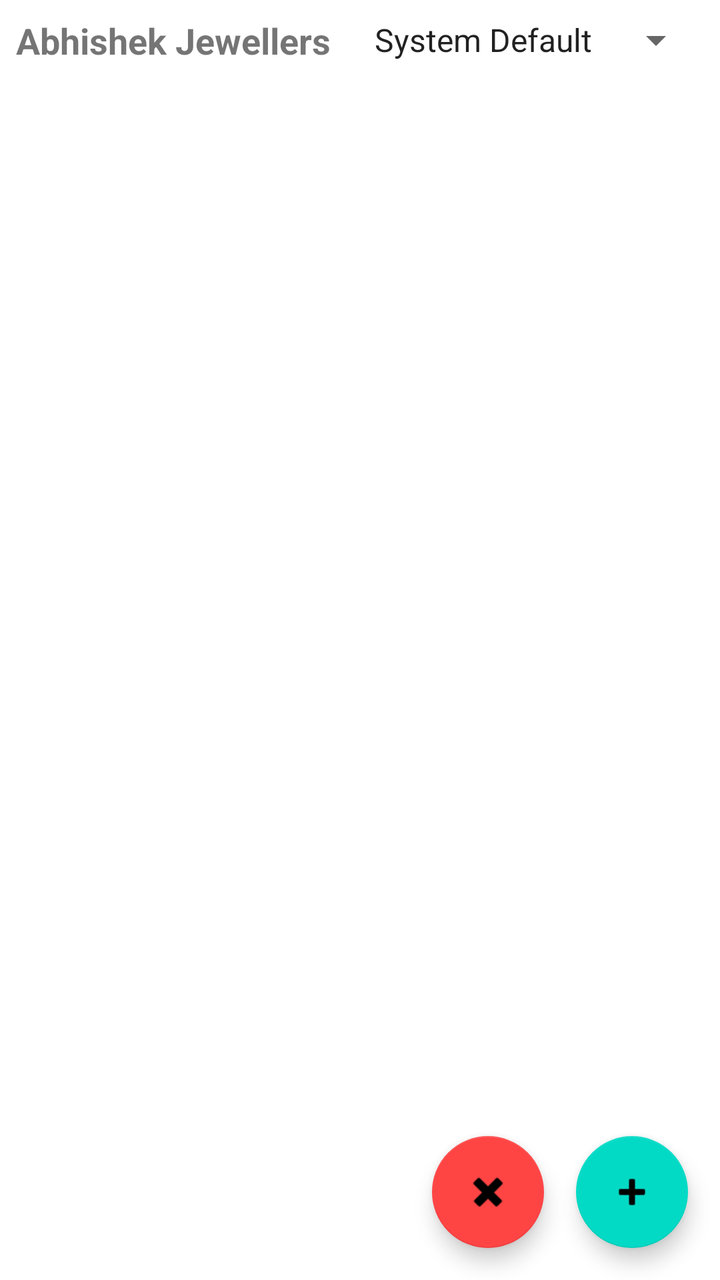
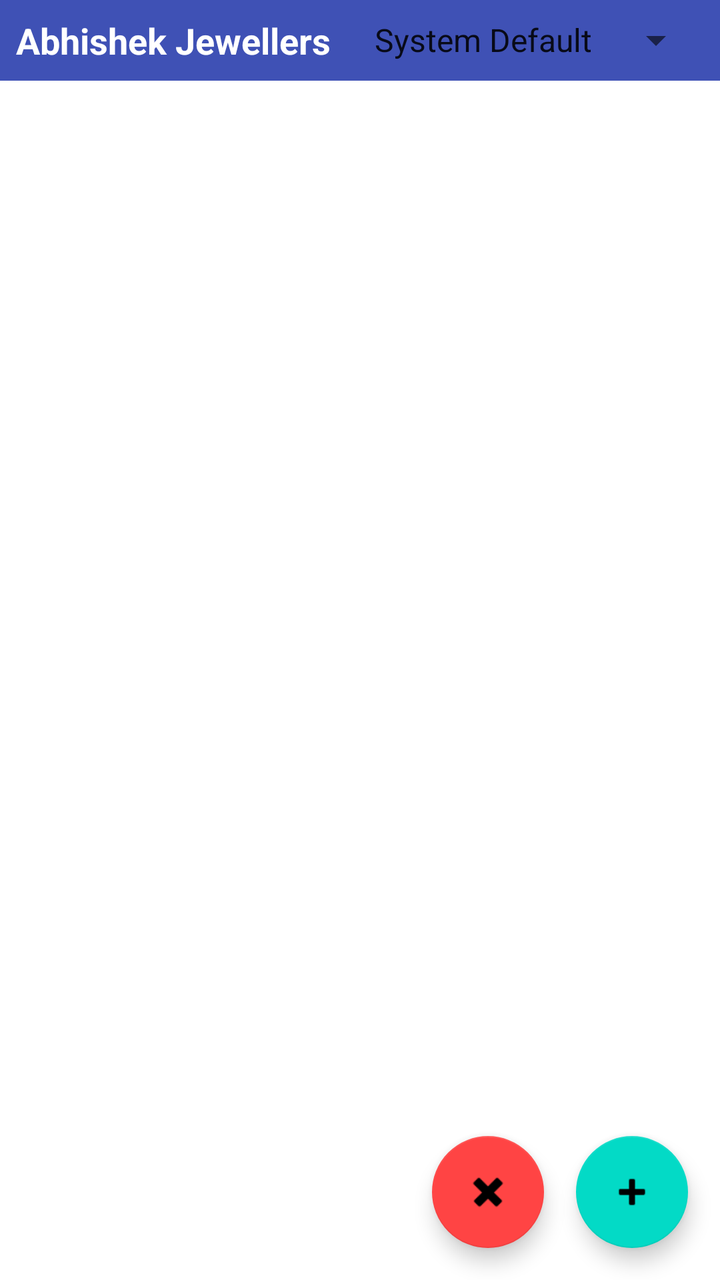

Two renders of the same Android screen: before a commit and after it. Below are the layout's source before the change and the commit's diff.
<!-- AndroidManifest.xml: application theme AppTheme -->
<!-- res/layout/activity_main.xml -->
<?xml version="1.0" encoding="utf-8"?>
<androidx.constraintlayout.widget.ConstraintLayout xmlns:android="http://schemas.android.com/apk/res/android"
    xmlns:app="http://schemas.android.com/apk/res-auto"
    android:id="@+id/main"
    android:layout_width="match_parent"
    android:layout_height="match_parent">

    <LinearLayout
        android:id="@+id/topBar"
        android:layout_width="match_parent"
        android:layout_height="wrap_content"
        android:orientation="horizontal"
        android:padding="8dp"
        app:layout_constraintTop_toTopOf="parent">

        <TextView
            android:layout_width="0dp"
            android:layout_height="wrap_content"
            android:layout_weight="1"
            android:text="@string/app_name"
            android:textSize="18sp"
            android:textStyle="bold"
            android:layout_gravity="center_vertical" />

        <Spinner
            android:id="@+id/themeSpinner"
            android:layout_width="wrap_content"
            android:layout_height="wrap_content"
            android:entries="@array/themeOptions"
            android:layout_gravity="center_vertical" />
    </LinearLayout>

    <com.google.android.material.tabs.TabLayout
        android:id="@+id/tabLayout"
        android:layout_width="match_parent"
        android:layout_height="wrap_content"
        app:layout_constraintTop_toBottomOf="@id/topBar"
        app:tabMode="scrollable"
        app:tabGravity="fill"
        app:tabTextAppearance="@style/TabTextAppearance" />

    <androidx.viewpager2.widget.ViewPager2
        android:id="@+id/viewPager"
        android:layout_width="match_parent"
        android:layout_height="0dp"
        app:layout_constraintBottom_toBottomOf="parent"
        app:layout_constraintTop_toBottomOf="@id/tabLayout" />

    <com.google.android.material.floatingactionbutton.FloatingActionButton
        android:id="@+id/removeTabFab"
        android:layout_width="wrap_content"
        android:layout_height="wrap_content"
        android:layout_margin="16dp"
        android:contentDescription="@string/remove_tab"
        app:layout_constraintBottom_toBottomOf="parent"
        app:layout_constraintEnd_toStartOf="@id/addTabFab"
        app:srcCompat="@android:drawable/ic_delete"
        app:backgroundTint="@android:color/holo_red_light" />

    <com.google.android.material.floatingactionbutton.FloatingActionButton
        android:id="@+id/addTabFab"
        android:layout_width="wrap_content"
        android:layout_height="wrap_content"
        android:layout_margin="16dp"
        android:contentDescription="@string/add_tab"
        app:layout_constraintBottom_toBottomOf="parent"
        app:layout_constraintEnd_toEndOf="parent"
        app:srcCompat="@android:drawable/ic_input_add" />

</androidx.constraintlayout.widget.ConstraintLayout>
<!-- resources referenced by this layout -->
<resources>
  <string-array name="themeOptions">
          <item>System Default</item>
          <item>Light</item>
          <item>Dark</item>
      </string-array>
  <string name="add_tab">Add New Tab</string>
  <string name="app_name">Abhishek Jewellers</string>
  <string name="remove_tab">Remove Current Tab</string>
  <style name="TabTextAppearance" parent="TextAppearance.Design.Tab">
          <item name="android:textAllCaps">false</item>
      </style>
  <style name="AppTheme" parent="Theme.MaterialComponents.DayNight.DarkActionBar">
          
          <item name="colorPrimary">@color/colorPrimary</item>
          <item name="colorPrimaryDark">@color/colorPrimaryDark</item>
          <item name="colorAccent">@color/colorAccent</item>
  
          
          
      </style>
  <color name="colorPrimary">#3F51B5</color>
  <color name="colorPrimaryDark">#303F9F</color>
  <color name="colorAccent">#FF4081</color>
</resources>

<!-- the commit's change to res/layout/activity_main.xml (unified diff, before → after) -->
@@ -3,7 +3,8 @@
     xmlns:app="http://schemas.android.com/apk/res-auto"
     android:id="@+id/main"
     android:layout_width="match_parent"
-    android:layout_height="match_parent">
+    android:layout_height="match_parent"
+    android:background="?android:attr/windowBackground">
 
     <LinearLayout
         android:id="@+id/topBar"
@@ -11,6 +12,7 @@
         android:layout_height="wrap_content"
         android:orientation="horizontal"
         android:padding="8dp"
+        android:background="?attr/colorPrimary"
         app:layout_constraintTop_toTopOf="parent">
 
         <TextView
@@ -20,6 +22,7 @@
             android:text="@string/app_name"
             android:textSize="18sp"
             android:textStyle="bold"
+            android:textColor="@android:color/white"
             android:layout_gravity="center_vertical" />
 
         <Spinner
<!-- resource entries referenced after the edit -->
@@ -11,14 +11,11 @@
   <style name="TabTextAppearance" parent="TextAppearance.Design.Tab">
           <item name="android:textAllCaps">false</item>
       </style>
-  <style name="AppTheme" parent="Theme.MaterialComponents.DayNight.DarkActionBar">
+  <style name="AppTheme" parent="Theme.MaterialComponents.DayNight.NoActionBar">
           
           <item name="colorPrimary">@color/colorPrimary</item>
           <item name="colorPrimaryDark">@color/colorPrimaryDark</item>
           <item name="colorAccent">@color/colorAccent</item>
-  
-          
-          
       </style>
   <color name="colorPrimary">#3F51B5</color>
   <color name="colorPrimaryDark">#303F9F</color>
